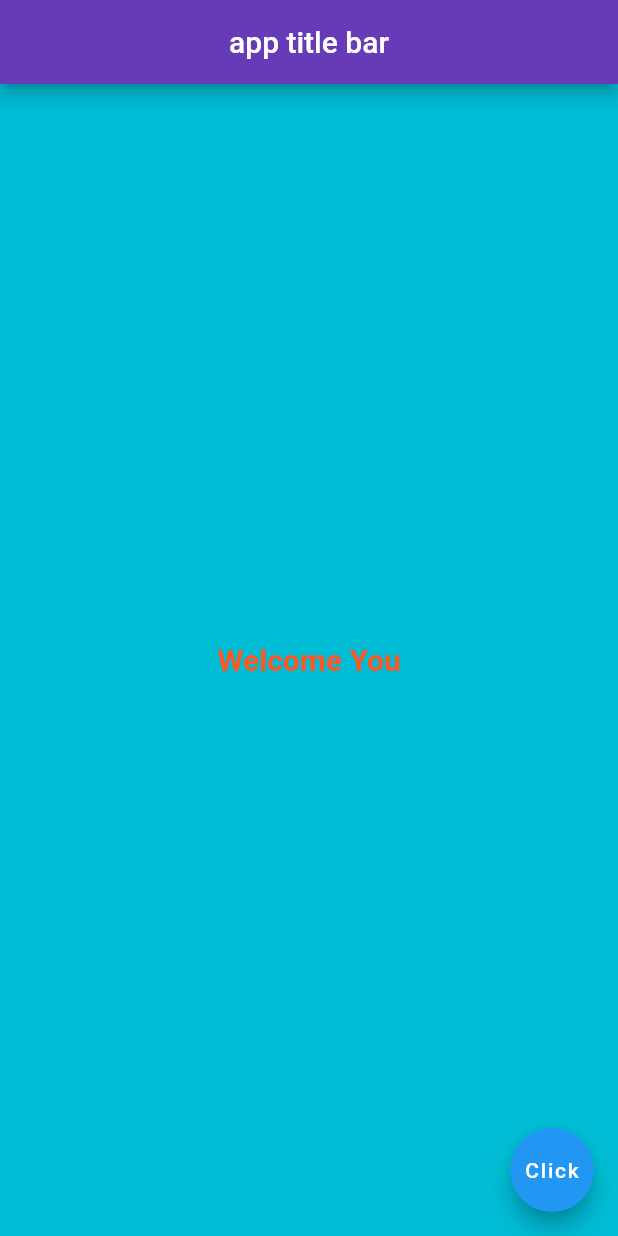
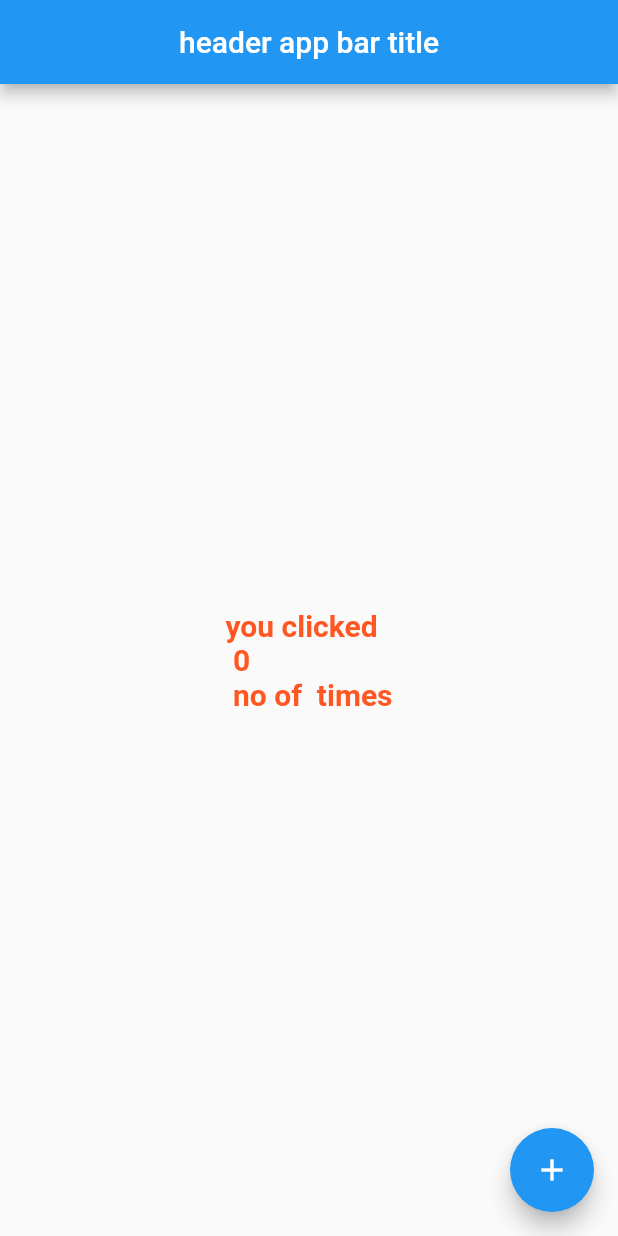
Before and after one commit to AdminHarishyam/Flutter, a Flutter app: the screen it shows after launch, on a phone screen of 412 x 824 dp. Run offline on Flutter 3.47's test engine with Material 2 defaults, Android fonts, the phone set to English and light mode, and no system bars.

Commit message:
calling a widgets

```diff
--- /dev/null
+++ b/lib/dartexs/desig_layout.dart
@@ -0,0 +1 @@
+import 'package:flutter/material.dart';
--- /dev/null
+++ b/lib/widgets/home_widget.dart
@@ -0,0 +1,44 @@
+import 'package:flutter/material.dart';
+
+class HomeWidget extends StatefulWidget {
+  const HomeWidget({super.key});
+
+  @override
+  State<HomeWidget> createState() => _HomeWidgetState();
+}
+
+class _HomeWidgetState extends State<HomeWidget> {
+  int _counter = 0;
+
+  void _incrementCounter(){
+    setState(() {
+      _counter++;
+    });
+  }
+
+  @override
+  Widget build(BuildContext context) {
+    return  Scaffold(
+      appBar: AppBar(
+        centerTitle: true,
+        title: Text("header app bar title"),
+      ),
+      body: Center(
+          child: Text(
+            "you clicked \n $_counter \n no of  times",
+            style: TextStyle(
+                fontSize: 20.0,
+                fontWeight: FontWeight.bold,
+                color: Colors.deepOrange
+            ),
+          )
+      ),
+      floatingActionButton: FloatingActionButton(
+        onPressed: _incrementCounter,
+        child: Icon(Icons.add),
+      ),
+    );
+  }
+
+
+}
```
Also changed, not shown: lib/dartexs/first_design.dart (added, +121 -0 lines), lib/main.dart (+8 -32 lines).
